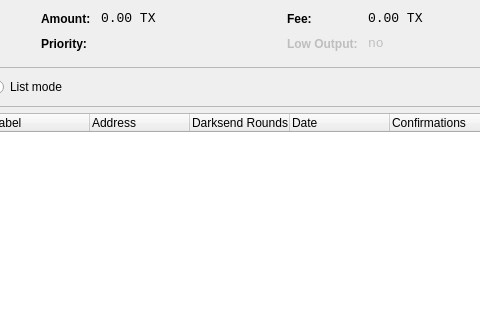
Qt form src/qt/forms/coincontroldialog.ui (martexcoin/martexcoin_4x) before a commit; both pictures show x 222 to 702 and y 0 to 320 of the 1000 by 500 pixel window.
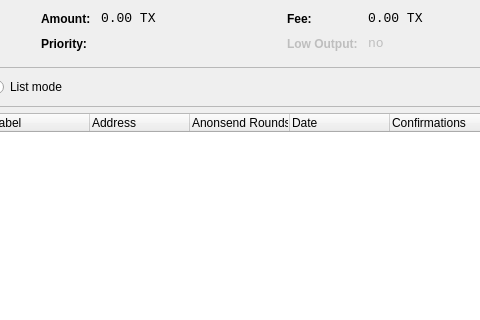
The same form after that commit. Custom widgets are drawn as their Qt base class.

Commit message: Rebranding: Darksend/InstantX changed to AnonSend/FastTx

Patch:
```diff
--- a/src/qt/forms/coincontroldialog.ui
+++ b/src/qt/forms/coincontroldialog.ui
@@ -481,7 +481,7 @@
      </column>
      <column>
       <property name="text">
-       <string>Darksend Rounds</string>
+       <string>Anonsend Rounds</string>
       </property>
     </column>
      <column>
```
The commit also changes 63 other files.
